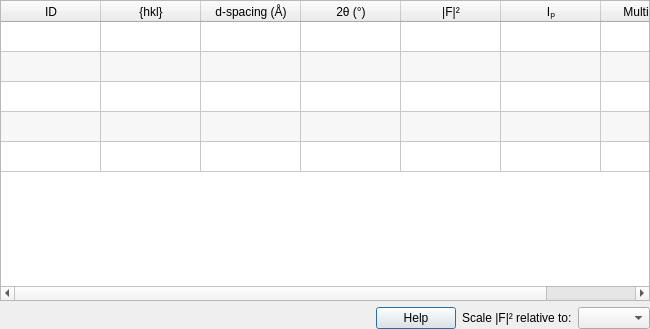
Before: the Qt Designer form hexrd/ui/resources/ui/reflections_table.ui in HEXRD/hexrdgui, drawn with Qt 5.
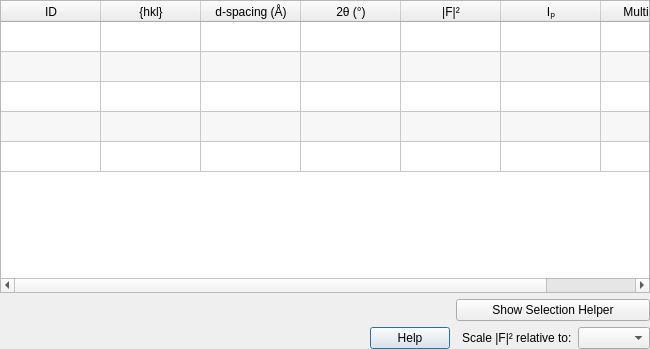
After: the same form once the commit is applied.

Commit message:
Add a reflections selection helper dialog
This dialog allows conditions to be specified so that when "Apply" is
clicked, reflections matching the specified conditions will be selected
automatically.

The edit to the form file:
```diff
--- a/hexrd/ui/resources/ui/reflections_table.ui
+++ b/hexrd/ui/resources/ui/reflections_table.ui
@@ -7,7 +7,7 @@
     <x>0</x>
     <y>0</y>
     <width>650</width>
-    <height>329</height>
+    <height>349</height>
    </rect>
   </property>
   <layout class="QGridLayout" name="gridLayout">
@@ -23,6 +23,16 @@
    <property name="bottomMargin">
     <number>0</number>
    </property>
+   <item row="2" column="2">
+    <widget class="QLabel" name="relative_scale_material_label">
+     <property name="toolTip">
+      <string>&lt;html&gt;&lt;head/&gt;&lt;body&gt;&lt;p&gt;Scale the structure factor relative to the selected material (by default, the same material). The structure factor is then rescaled to be between 0 and 100.&lt;/p&gt;&lt;/body&gt;&lt;/html&gt;</string>
+     </property>
+     <property name="text">
+      <string>Scale |F|² relative to:</string>
+     </property>
+    </widget>
+   </item>
    <item row="2" column="0">
     <widget class="QDialogButtonBox" name="button_box">
      <property name="standardButtons">
@@ -30,24 +40,7 @@
      </property>
     </widget>
    </item>
-   <item row="2" column="1">
-    <widget class="QLabel" name="relative_scale_material_label">
-     <property name="toolTip">
-      <string>&lt;html&gt;&lt;head/&gt;&lt;body&gt;&lt;p&gt;Scale the structure factor relative to the selected material (by default, the same material). The structure factor is then rescaled to be between 0 and 100.&lt;/p&gt;&lt;/body&gt;&lt;/html&gt;</string>
-     </property>
-     <property name="text">
-      <string>Scale |F|² relative to:</string>
-     </property>
-    </widget>
-   </item>
-   <item row="2" column="2">
-    <widget class="QComboBox" name="relative_scale_material">
-     <property name="toolTip">
-      <string>&lt;html&gt;&lt;head/&gt;&lt;body&gt;&lt;p&gt;Scale the structure factor relative to the selected material (by default, the same material). The structure factor is then rescaled to be between 0 and 100.&lt;/p&gt;&lt;/body&gt;&lt;/html&gt;</string>
-     </property>
-    </widget>
-   </item>
-   <item row="0" column="0" colspan="3">
+   <item row="0" column="0" colspan="4">
     <widget class="QTableWidget" name="table">
      <property name="toolTip">
       <string>&lt;html&gt;&lt;head/&gt;&lt;body&gt;&lt;p&gt;left click a row to activate the hkl&lt;/p&gt;&lt;/body&gt;&lt;/html&gt;</string>
@@ -133,6 +126,20 @@
      </column>
     </widget>
    </item>
+   <item row="2" column="3">
+    <widget class="QComboBox" name="relative_scale_material">
+     <property name="toolTip">
+      <string>&lt;html&gt;&lt;head/&gt;&lt;body&gt;&lt;p&gt;Scale the structure factor relative to the selected material (by default, the same material). The structure factor is then rescaled to be between 0 and 100.&lt;/p&gt;&lt;/body&gt;&lt;/html&gt;</string>
+     </property>
+    </widget>
+   </item>
+   <item row="1" column="1" colspan="3">
+    <widget class="QPushButton" name="show_selection_helper">
+     <property name="text">
+      <string>Show Selection Helper</string>
+     </property>
+    </widget>
+   </item>
   </layout>
  </widget>
  <tabstops>
```
The commit also changes 3 other files.
